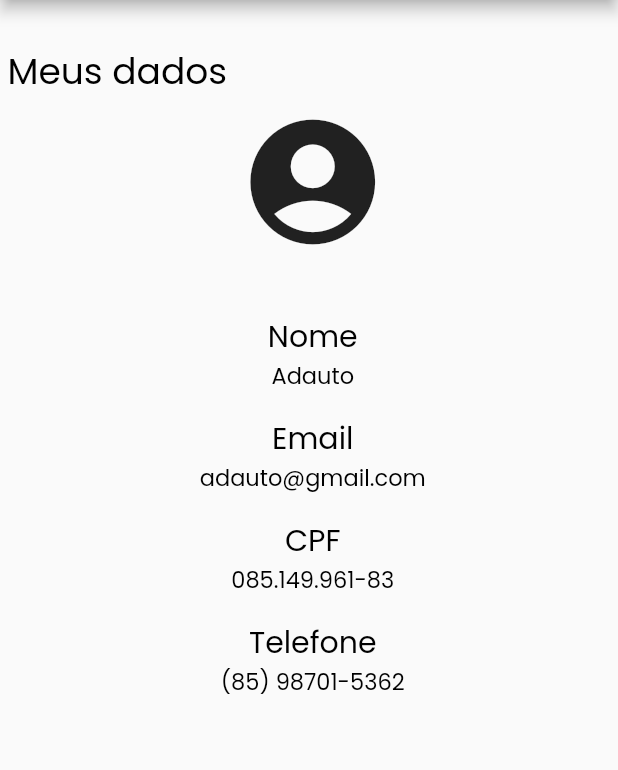
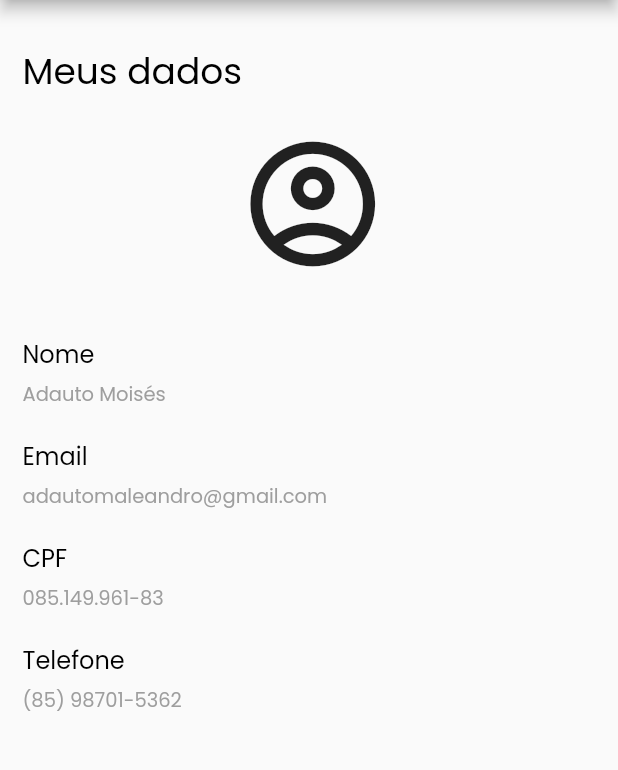
Before and after one commit to otavioalbucosta/FastDeal, a Flutter app: the mydatapage screen opened directly, on a phone screen of 412 x 824 dp, the part 84-854 px from its top. Run offline on Flutter 3.47's test engine with Material 2 defaults, Android fonts, the phone set to English and light mode, and no system bars; our stand-ins replace google_fonts.

Commit message:
Feat: Sprint #12

```diff
--- a/lib/view/announcement_page.dart
+++ b/lib/view/announcement_page.dart
@@ -177,7 +177,7 @@ class _AnnouncementPageState extends State<AnnouncementPage> {
                   'Ao publicar você concorda e aceita nossos Termos de Uso e Privacidade',
                   textAlign: TextAlign.center,
                   style: GoogleFonts.poppins(
-                    fontSize: 16,
+                    fontSize: 10,
                   )),
             ),
           ],
--- a/lib/view/mydatapage.dart
+++ b/lib/view/mydatapage.dart
@@ -25,9 +25,10 @@ class _mydatapage extends State<mydatapage> {
           centerTitle: true,
         ),
         body: SingleChildScrollView(
-          padding: EdgeInsets.only(top: 20.0, bottom: 15.0),
+          padding:
+              EdgeInsets.only(left: 10.0, right: 10.0, top: 20.0, bottom: 15.0),
           child: Column(
-              crossAxisAlignment: CrossAxisAlignment.stretch,
+              crossAxisAlignment: CrossAxisAlignment.start,
               mainAxisAlignment: MainAxisAlignment.spaceEvenly,
               children: [
                 Padding(
@@ -47,16 +48,23 @@ class _mydatapage extends State<mydatapage> {
                   ),
                 ),
                 Padding(
-                  padding: EdgeInsets.only(
-                    bottom: 28.0,
-                    left: 5.0,
-                  ),
-                  child: GestureDetector(
-                    child: Icon(Icons.account_circle, size: 100.0),
-                  ),
-                ),
-                newRow("Nome", "Adauto"),
-                newRow("Email", "adauto@gmail.com"),
+                    padding: EdgeInsets.only(
+                      bottom: 28.0,
+                      top: 15.0,
+                      left: 5.0,
+                    ),
+                    child: Column(
+                        crossAxisAlignment: CrossAxisAlignment.stretch,
+                        children: [
+                          GestureDetector(
+                            child: Icon(
+                              Icons.account_circle_outlined,
+                              size: 100.0,
+                            ),
+                          )
+                        ])),
+                newRow("Nome", "Adauto Moisés"),
+                newRow("Email", "adautomaleandro@gmail.com"),
                 newRow("CPF", "085.149.961-83"),
                 newRow("Telefone", "(85) 98701-5362"),
               ]),
@@ -65,25 +73,27 @@ class _mydatapage extends State<mydatapage> {
 
   newRow(String Principal, String Secundario) {
     return Column(
+      crossAxisAlignment: CrossAxisAlignment.start,
       children: [
         Padding(
             padding: EdgeInsets.only(
               top: 10.0,
-              bottom: 0.0,
+              bottom: 5.0,
               left: 5.0,
             ),
             child: Text(
               "$Principal",
-              textAlign: TextAlign.left,
+              textAlign: TextAlign.start,
               style: GoogleFonts.poppins(
                   textStyle: TextStyle(
                 color: Colors.black,
-                fontSize: 20.0,
+                fontSize: 16.0,
+                fontWeight: FontWeight.w400,
               )),
             )),
         Padding(
             padding: EdgeInsets.only(
-              bottom: 5.0,
+              bottom: 10.0,
               left: 5.0,
             ),
             child: Text(
@@ -91,8 +101,9 @@ class _mydatapage extends State<mydatapage> {
               textAlign: TextAlign.left,
               style: GoogleFonts.poppins(
                   textStyle: TextStyle(
-                color: Colors.black,
-                fontSize: 15.0,
+                color: Colors.grey[500],
+                fontWeight: FontWeight.w400,
+                fontSize: 13.0,
               )),
             )),
       ],
```
Also changed, not shown: lib/view/productpage.dart (+8 -5 lines).
